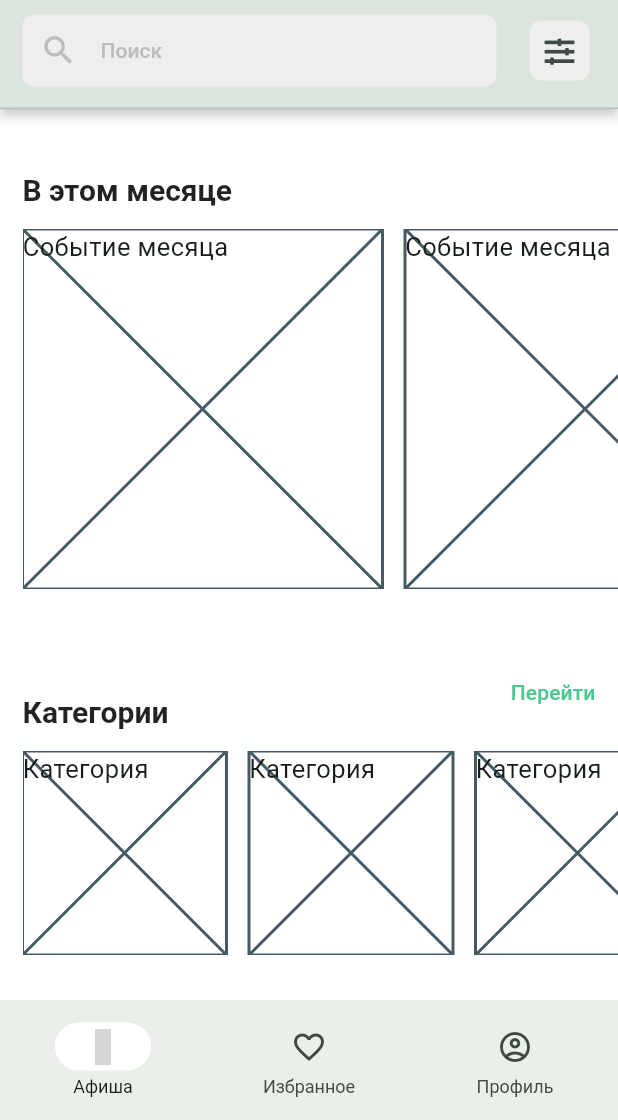
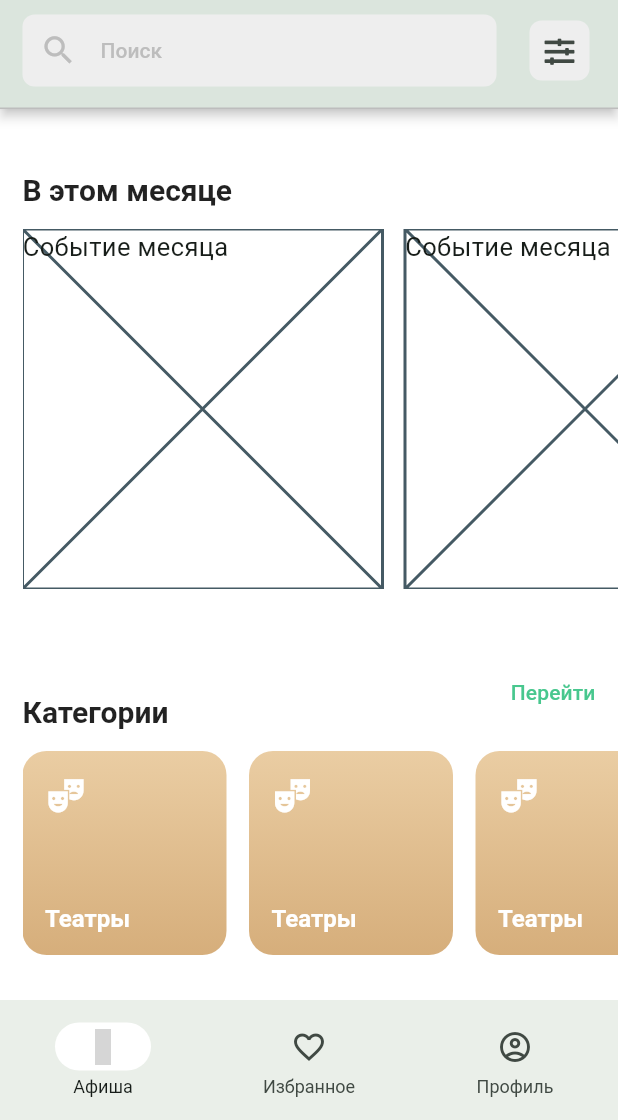
Before and after one commit to openworld-community/ows-events-mobile, a Flutter app: the screen it shows after launch, scrolled down 1040 dp, on a phone screen of 412 x 824 dp, the part 116-1236 px from its top. Run offline on Flutter 3.47's test engine with Material 2 defaults, Android fonts, the phone set to English and light mode, and no system bars; our stand-ins replace cached_network_image, custom_refresh_indicator, dio, easy_localization, flutter_map, flutter_riverpod and 14 more; missing offline and left inert: talker_dio_logger; generated files the repository leaves out were written again; statements that could not run were skipped; grey boxes are pictures that could not be loaded.

Commit message:
#183 add home category card

```diff
--- /dev/null
+++ b/lib/features/home/presentation/home_category_card.dart
@@ -0,0 +1,53 @@
+import 'package:flutter/material.dart';
+import 'package:ows_events_mobile/theme/app_theme.dart';
+
+class HomeCategoryCard extends StatelessWidget {
+  const HomeCategoryCard({
+    super.key,
+    required this.iconData,
+    required this.title,
+    required this.gradient,
+    this.onTap,
+  });
+
+  final IconData iconData;
+  final String title;
+  final LinearGradient gradient;
+  final VoidCallback? onTap;
+
+  @override
+  Widget build(BuildContext context) {
+    const Color textColor = Colors.white;
+
+    return InkWell(
+      onTap: onTap,
+      child: Container(
+        decoration: BoxDecoration(
+          borderRadius: BorderRadius.circular(16),
+          gradient: gradient,
+        ),
+        padding: const EdgeInsets.all(AppTheme.padding),
+        width: 136,
+        height: 136,
+        child: Column(
+          mainAxisAlignment: MainAxisAlignment.spaceBetween,
+          crossAxisAlignment: CrossAxisAlignment.start,
+          children: [
+            Icon(
+              iconData,
+              size: 28,
+              color: textColor,
+            ),
+            Text(
+              title,
+              style: Theme.of(context).textTheme.titleMedium!.copyWith(
+                    color: textColor,
+                    fontWeight: FontWeight.bold,
+                  ),
+            ),
+          ],
+        ),
+      ),
+    );
+  }
+}
--- a/lib/features/home/presentation/home_screen.dart
+++ b/lib/features/home/presentation/home_screen.dart
@@ -6,6 +6,7 @@ import 'package:ows_events_mobile/features/events/domain/location.dart';
 import 'package:ows_events_mobile/features/filters/presentation/country_city_bottom_sheet.dart';
 import 'package:ows_events_mobile/features/filters/presentation/filters_bottom_sheet.dart';
 import 'package:ows_events_mobile/features/home/presentation/home_app_bar.dart';
+import 'package:ows_events_mobile/features/home/presentation/home_category_card.dart';
 import 'package:ows_events_mobile/features/home/presentation/home_event_card.dart';
 import 'package:ows_events_mobile/features/home/presentation/home_section.dart';
 import 'package:ows_events_mobile/features/home/presentation/home_section_title.dart';
@@ -190,11 +191,16 @@ class HomeScreen extends ConsumerWidget {
                       3,
                       const Row(
                         children: [
-                          SizedBox(
-                            width: 136,
-                            height: 136,
-                            child: Placeholder(
-                              child: Text('Категория'),
+                          HomeCategoryCard(
+                            iconData: Icons.theater_comedy,
+                            title: 'Театры',
+                            gradient: LinearGradient(
+                              colors: [
+                                Color(0xFFEACDA3),
+                                Color(0xFFD6AE7B),
+                              ],
+                              begin: Alignment.topCenter,
+                              end: Alignment.bottomCenter,
                             ),
                           ),
                           SizedBox(width: AppTheme.padding),
```
